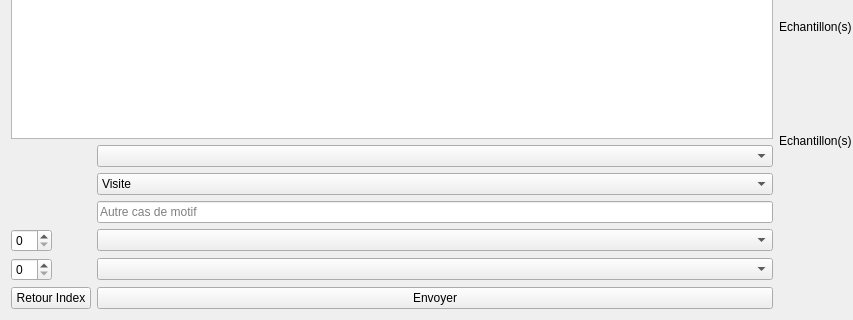
This is front/ui/new_Rapport.ui in FabioF9/GSB-AppliVisiteur as Qt 5 draws it before an edit; both pictures show x 0 to 853 and y 267 to 587 of the 943 by 587 pixel window. The edited form follows.
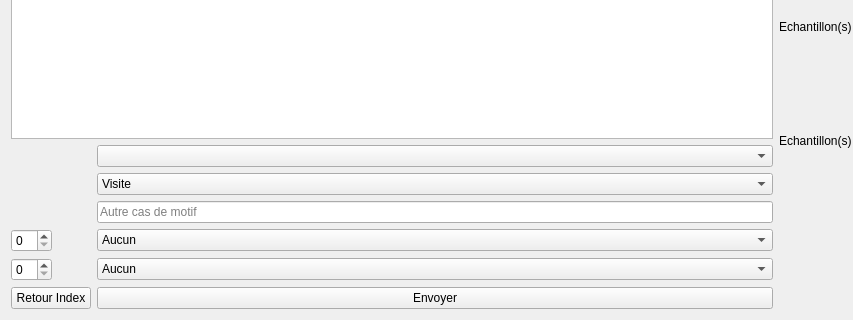
This is the edited form. Icons and pictures are not drawn.

Diff of the .ui file:
```diff
--- a/front/ui/new_Rapport.ui
+++ b/front/ui/new_Rapport.ui
@@ -65,7 +65,13 @@
         </widget>
        </item>
        <item row="5" column="1">
-        <widget class="QComboBox" name="rapport_medicament1"/>
+        <widget class="QComboBox" name="rapport_medicament1">
+         <item>
+          <property name="text">
+           <string>Aucun</string>
+          </property>
+         </item>
+        </widget>
        </item>
        <item row="6" column="0">
         <widget class="QSpinBox" name="rapport_nbr_medic2"/>
@@ -88,7 +94,13 @@
         <widget class="QSpinBox" name="rapport_nbr_medic1"/>
        </item>
        <item row="6" column="1">
-        <widget class="QComboBox" name="rapport_medicament2"/>
+        <widget class="QComboBox" name="rapport_medicament2">
+         <item>
+          <property name="text">
+           <string>Aucun</string>
+          </property>
+         </item>
+        </widget>
        </item>
       </layout>
      </item>
```
Left out of the diff: 2 changed lines with no effect on the pictures.
